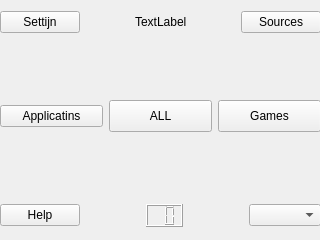
Elderberry4Linux/Elderberry-Wheat-Software-Store, file ui_files/portaStore.ui: the form before one commit.
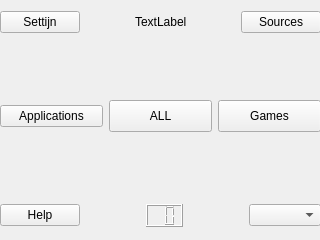
The form after the commit.

```diff
--- a/ui_files/portaStore.ui
+++ b/ui_files/portaStore.ui
@@ -108,7 +108,7 @@
        <item>
         <widget class="QPushButton" name="pBtn_applications">
          <property name="text">
-          <string>Applicatins</string>
+          <string>Applications</string>
          </property>
         </widget>
        </item>
```
